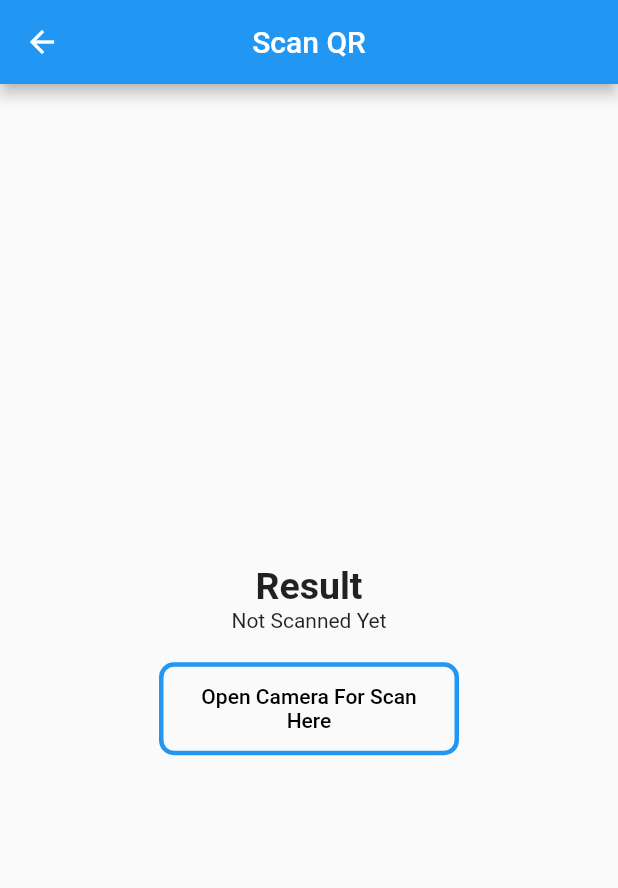
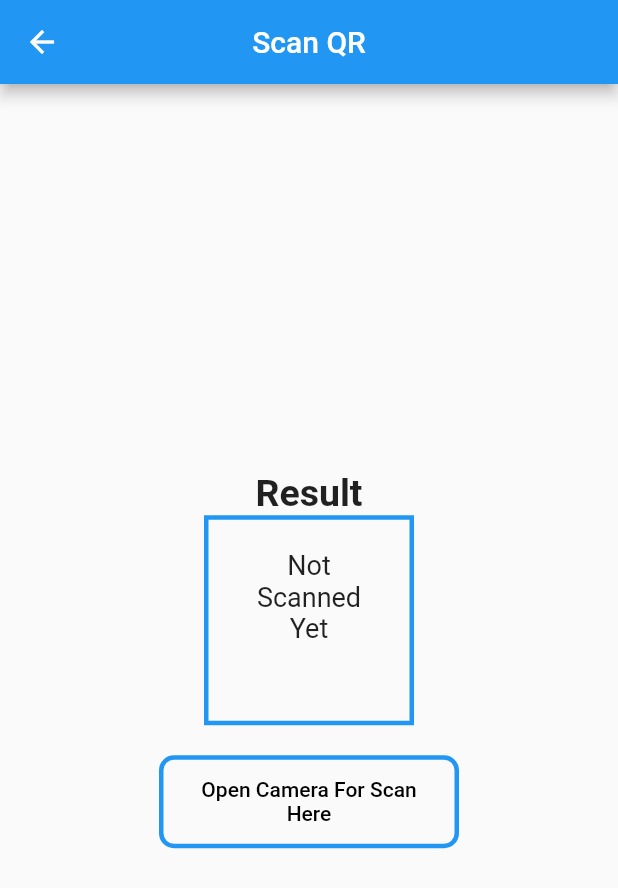
Before and after one commit to puterinorliana/qr_scanner, a Flutter app: the Scanner screen opened directly, on a phone screen of 412 x 824 dp. Shown: the top 888 px of the screen. Run offline on Flutter 3.47's test engine with Material 2 defaults, Android fonts, the phone set to English and light mode, and no system bars; missing offline and left inert: barcode_scan; network calls fail.

Commit message:
Added on border in result

```diff
--- a/lib/main.dart
+++ b/lib/main.dart
@@ -42,14 +42,6 @@ class MyHomePage extends StatefulWidget {
 }
 
 class _MyHomePageState extends State<MyHomePage> {
-  int _counter = 0;
-
-  void _incrementCounter() {
-    setState(() {
-      _counter++;
-    });
-  }
-
   @override
   Widget build(BuildContext context) {
     return Scaffold(
--- a/lib/scanner.dart
+++ b/lib/scanner.dart
@@ -27,9 +27,21 @@ class _Scanner extends State<Scanner> {
                 style: TextStyle(fontSize: 25, fontWeight: FontWeight.bold),
                 textAlign: TextAlign.center,
               ),
-              Text(
-                qrResult,
-                textAlign: TextAlign.center,
+              Container(
+                padding: EdgeInsets.all(20),
+                decoration: BoxDecoration(
+                  border: Border.all(color: Colors.blue,width: 3.0)
+                ),
+                width: 140,
+                height: 140,
+                child: Text(
+                  qrResult,
+                  textAlign: TextAlign.center,
+                  maxLines: 4,
+                  softWrap: true,
+                  style: TextStyle(fontSize: 18),
+
+                ),
               ),
               SizedBox(
                 height: 20.0,
```
